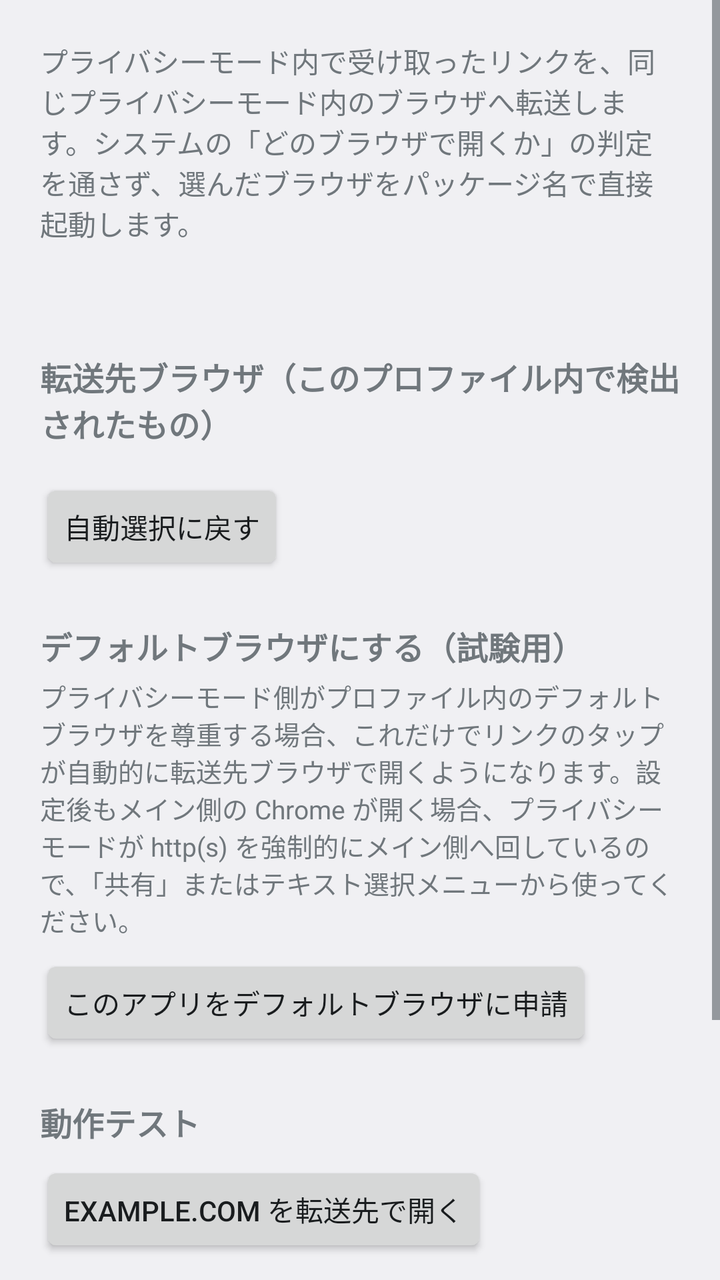
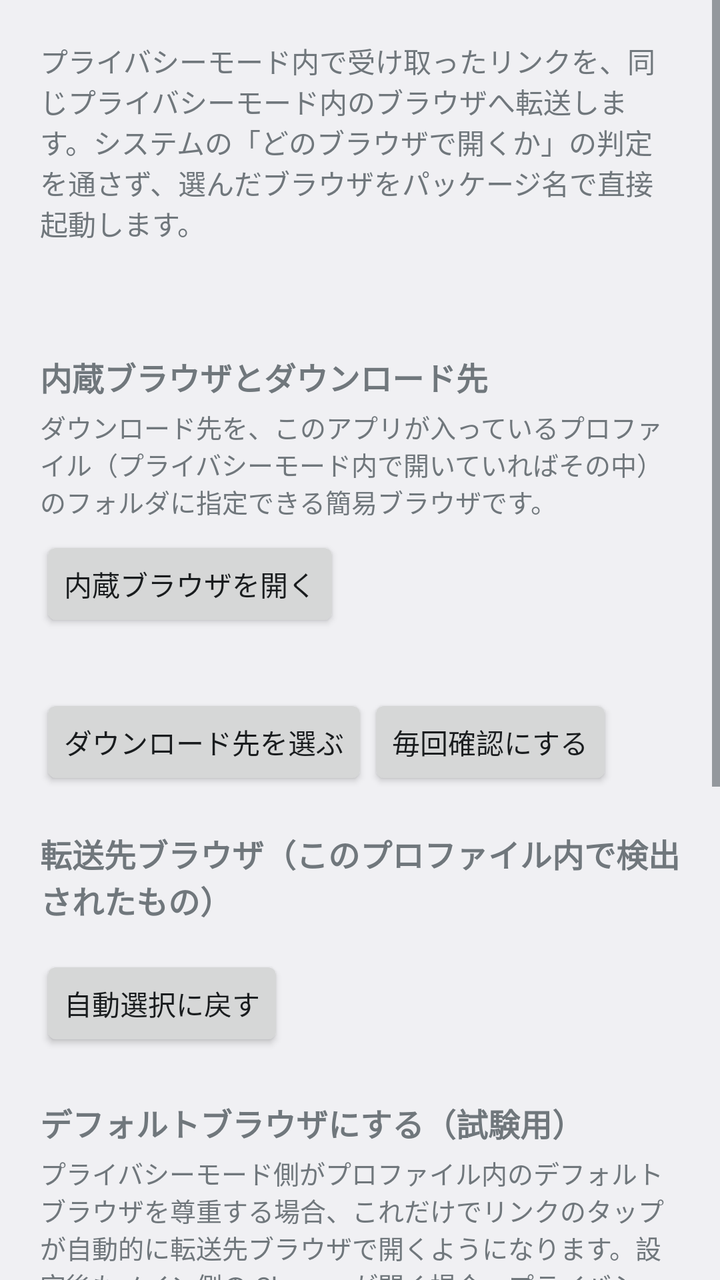

The first picture is an Android layout as it rendered before a commit; the second is the same layout after the commit. The layout source and the unified diff follow.
<!-- AndroidManifest.xml: application theme android:Theme.DeviceDefault.DayNight -->
<!-- res/layout/activity_main.xml -->
<?xml version="1.0" encoding="utf-8"?>
<ScrollView xmlns:android="http://schemas.android.com/apk/res/android"
    android:layout_width="match_parent"
    android:layout_height="match_parent">

    <LinearLayout
        android:layout_width="match_parent"
        android:layout_height="wrap_content"
        android:orientation="vertical"
        android:padding="20dp">

        <TextView
            android:layout_width="match_parent"
            android:layout_height="wrap_content"
            android:text="@string/intro"
            android:textSize="14sp" />

        <TextView
            android:id="@+id/status"
            android:layout_width="match_parent"
            android:layout_height="wrap_content"
            android:layout_marginTop="16dp"
            android:textSize="14sp"
            android:textStyle="bold" />

        <TextView
            android:layout_width="match_parent"
            android:layout_height="wrap_content"
            android:layout_marginTop="20dp"
            android:text="@string/section_target"
            android:textSize="16sp"
            android:textStyle="bold" />

        <RadioGroup
            android:id="@+id/browser_group"
            android:layout_width="match_parent"
            android:layout_height="wrap_content"
            android:layout_marginTop="8dp"
            android:orientation="vertical" />

        <Button
            android:id="@+id/btn_clear"
            android:layout_width="wrap_content"
            android:layout_height="wrap_content"
            android:layout_marginTop="8dp"
            android:text="@string/btn_clear" />

        <TextView
            android:layout_width="match_parent"
            android:layout_height="wrap_content"
            android:layout_marginTop="24dp"
            android:text="@string/section_role"
            android:textSize="16sp"
            android:textStyle="bold" />

        <TextView
            android:layout_width="match_parent"
            android:layout_height="wrap_content"
            android:layout_marginTop="4dp"
            android:text="@string/role_help"
            android:textSize="13sp" />

        <Button
            android:id="@+id/btn_request_role"
            android:layout_width="wrap_content"
            android:layout_height="wrap_content"
            android:layout_marginTop="8dp"
            android:text="@string/btn_request_role" />

        <TextView
            android:layout_width="match_parent"
            android:layout_height="wrap_content"
            android:layout_marginTop="24dp"
            android:text="@string/section_test"
            android:textSize="16sp"
            android:textStyle="bold" />

        <Button
            android:id="@+id/btn_test"
            android:layout_width="wrap_content"
            android:layout_height="wrap_content"
            android:layout_marginTop="8dp"
            android:text="@string/btn_test" />

        <TextView
            android:layout_width="match_parent"
            android:layout_height="wrap_content"
            android:layout_marginTop="24dp"
            android:text="@string/usage"
            android:textSize="13sp" />
    </LinearLayout>
</ScrollView>
<!-- resources referenced by this layout -->
<resources>
  <string name="btn_clear">自動選択に戻す</string>
  <string name="btn_request_role">このアプリをデフォルトブラウザに申請</string>
  <string name="btn_test">example.com を転送先で開く</string>
  <string name="intro">プライバシーモード内で受け取ったリンクを、同じプライバシーモード内のブラウザへ転送します。システムの「どのブラウザで開くか」の判定を通さず、選んだブラウザをパッケージ名で直接起動します。</string>
  <string name="role_help">プライバシーモード側がプロファイル内のデフォルトブラウザを尊重する場合、これだけでリンクのタップが自動的に転送先ブラウザで開くようになります。設定後もメイン側の Chrome が開く場合、プライバシーモードが http(s) を強制的にメイン側へ回しているので、「共有」またはテキスト選択メニューから使ってください。</string>
  <string name="section_role">デフォルトブラウザにする（試験用）</string>
  <string name="section_target">転送先ブラウザ（このプロファイル内で検出されたもの）</string>
  <string name="section_test">動作テスト</string>
  <string name="usage">使い方\n1. リンクを長押し →「共有」→「PrivLink で開く」\n2. または URL テキストを選択 → ツールバーの「PrivLink で開く」\n3. 初回は vivo の「“PrivLink” オープン希望 “Chrome Beta”」ダイアログで「常にオープン」を選ぶと以後は確認なしで開きます。</string>
</resources>

<!-- the commit's change to res/layout/activity_main.xml (unified diff, before → after) -->
@@ -22,6 +22,54 @@
             android:layout_marginTop="16dp"
             android:textSize="14sp"
             android:textStyle="bold" />
+
+        <TextView
+            android:layout_width="match_parent"
+            android:layout_height="wrap_content"
+            android:layout_marginTop="20dp"
+            android:text="@string/section_browser"
+            android:textSize="16sp"
+            android:textStyle="bold" />
+
+        <TextView
+            android:layout_width="match_parent"
+            android:layout_height="wrap_content"
+            android:layout_marginTop="4dp"
+            android:text="@string/browser_help"
+            android:textSize="13sp" />
+
+        <Button
+            android:id="@+id/btn_open_browser"
+            android:layout_width="wrap_content"
+            android:layout_height="wrap_content"
+            android:layout_marginTop="8dp"
+            android:text="@string/btn_open_browser" />
+
+        <TextView
+            android:id="@+id/download_dir"
+            android:layout_width="match_parent"
+            android:layout_height="wrap_content"
+            android:layout_marginTop="12dp"
+            android:textSize="14sp"
+            android:textStyle="bold" />
+
+        <LinearLayout
+            android:layout_width="match_parent"
+            android:layout_height="wrap_content"
+            android:orientation="horizontal">
+
+            <Button
+                android:id="@+id/btn_pick_dir"
+                android:layout_width="wrap_content"
+                android:layout_height="wrap_content"
+                android:text="@string/btn_pick_dir" />
+
+            <Button
+                android:id="@+id/btn_clear_dir"
+                android:layout_width="wrap_content"
+                android:layout_height="wrap_content"
+                android:text="@string/btn_clear_dir" />
+        </LinearLayout>
 
         <TextView
             android:layout_width="match_parent"
<!-- resource entries referenced after the edit -->
@@ -1,10 +1,15 @@
 <!-- resources referenced by this layout -->
 <resources>
+  <string name="browser_help">ダウンロード先を、このアプリが入っているプロファイル（プライバシーモード内で開いていればその中）のフォルダに指定できる簡易ブラウザです。</string>
   <string name="btn_clear">自動選択に戻す</string>
+  <string name="btn_clear_dir">毎回確認にする</string>
+  <string name="btn_open_browser">内蔵ブラウザを開く</string>
+  <string name="btn_pick_dir">ダウンロード先を選ぶ</string>
   <string name="btn_request_role">このアプリをデフォルトブラウザに申請</string>
   <string name="btn_test">example.com を転送先で開く</string>
   <string name="intro">プライバシーモード内で受け取ったリンクを、同じプライバシーモード内のブラウザへ転送します。システムの「どのブラウザで開くか」の判定を通さず、選んだブラウザをパッケージ名で直接起動します。</string>
   <string name="role_help">プライバシーモード側がプロファイル内のデフォルトブラウザを尊重する場合、これだけでリンクのタップが自動的に転送先ブラウザで開くようになります。設定後もメイン側の Chrome が開く場合、プライバシーモードが http(s) を強制的にメイン側へ回しているので、「共有」またはテキスト選択メニューから使ってください。</string>
+  <string name="section_browser">内蔵ブラウザとダウンロード先</string>
   <string name="section_role">デフォルトブラウザにする（試験用）</string>
   <string name="section_target">転送先ブラウザ（このプロファイル内で検出されたもの）</string>
   <string name="section_test">動作テスト</string>
